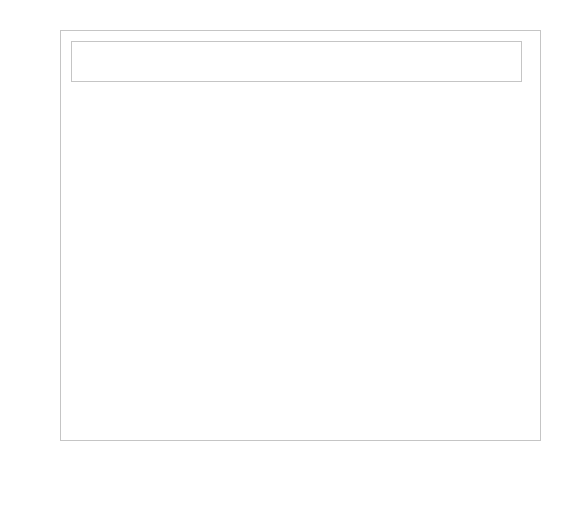
This is src/pyqt/print_window.ui in gerardpslowey/eMot as Qt 5 draws it before an edit. The edited form follows.
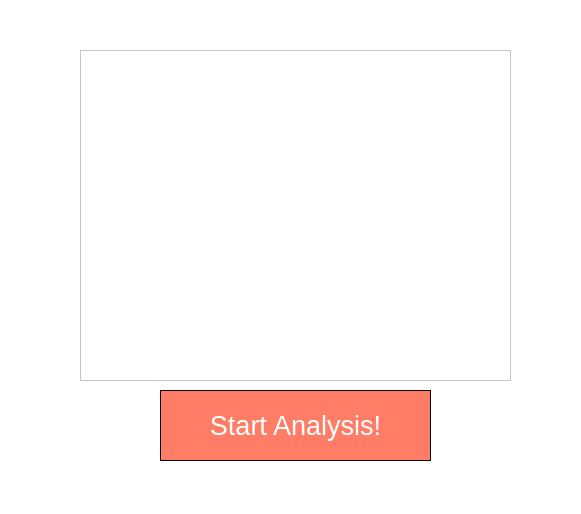
This is the edited form. Icons and pictures are not drawn.

Patch:
```diff
--- a/src/pyqt/print_window.ui
+++ b/src/pyqt/print_window.ui
@@ -27,41 +27,47 @@
    <string notr="true">background-color: rgb(255, 255, 255);</string>
   </property>
   <widget class="QWidget" name="centralwidget">
-   <widget class="QScrollArea" name="scrollArea">
+   <widget class="QPushButton" name="analysis_button">
     <property name="geometry">
      <rect>
-      <x>60</x>
-      <y>30</y>
-      <width>481</width>
-      <height>411</height>
+      <x>160</x>
+      <y>390</y>
+      <width>271</width>
+      <height>71</height>
      </rect>
     </property>
-    <property name="widgetResizable">
-     <bool>true</bool>
+    <property name="font">
+     <font>
+      <pointsize>20</pointsize>
+     </font>
     </property>
-    <widget class="QWidget" name="scrollAreaWidgetContents">
-     <property name="geometry">
-      <rect>
-       <x>0</x>
-       <y>0</y>
-       <width>479</width>
-       <height>409</height>
-      </rect>
-     </property>
+    <property name="statusTip">
+     <string>Click to start the sentiment analysis</string>
+    </property>
+    <property name="autoFillBackground">
+     <bool>false</bool>
+    </property>
+    <property name="styleSheet">
+     <string notr="true">color: rgb(255, 255, 255);
+background-color: rgb(255, 125, 102);
+border: 1px solid black;</string>
+    </property>
+    <property name="text">
+     <string>Start Analysis!</string>
+    </property>
+   </widget>
      <widget class="QTextEdit" name="textEdit">
       <property name="geometry">
        <rect>
-        <x>10</x>
-        <y>10</y>
-        <width>451</width>
-        <height>41</height>
+      <x>80</x>
+      <y>50</y>
+      <width>431</width>
+      <height>331</height>
        </rect>
       </property>
       <property name="readOnly">
        <bool>true</bool>
       </property>
-     </widget>
-    </widget>
    </widget>
   </widget>
   <widget class="QMenuBar" name="menubar">
```
Left out of the diff: 2 changed lines with no effect on the pictures. Lines whose indentation alone changed are shown as unchanged.
